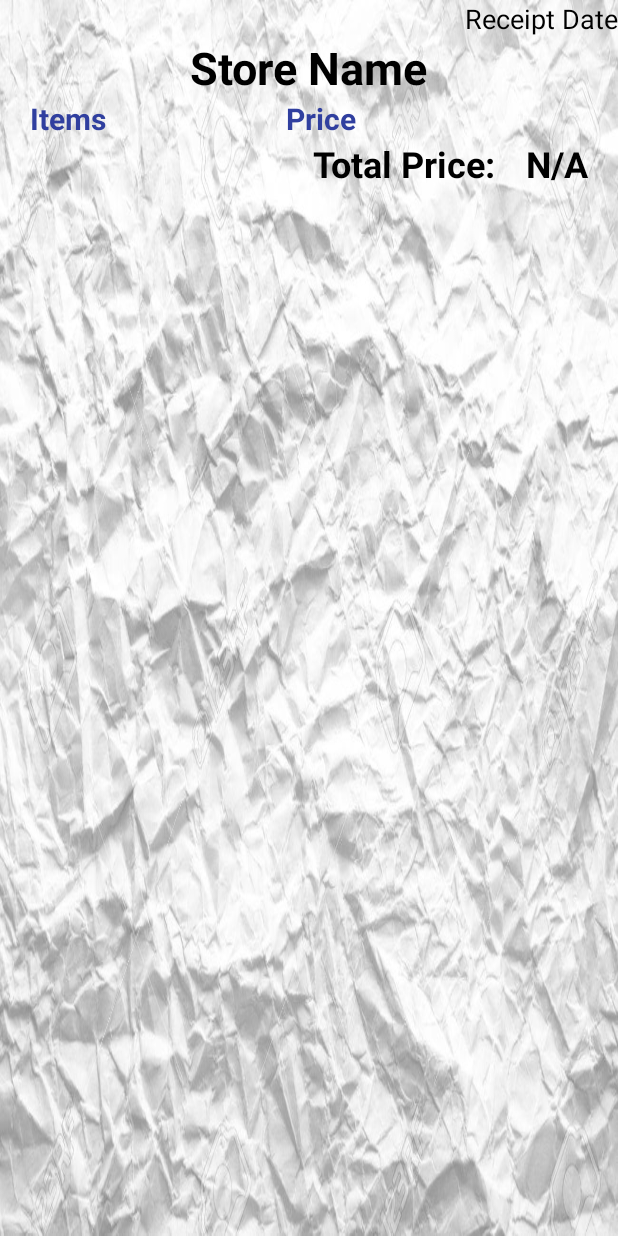
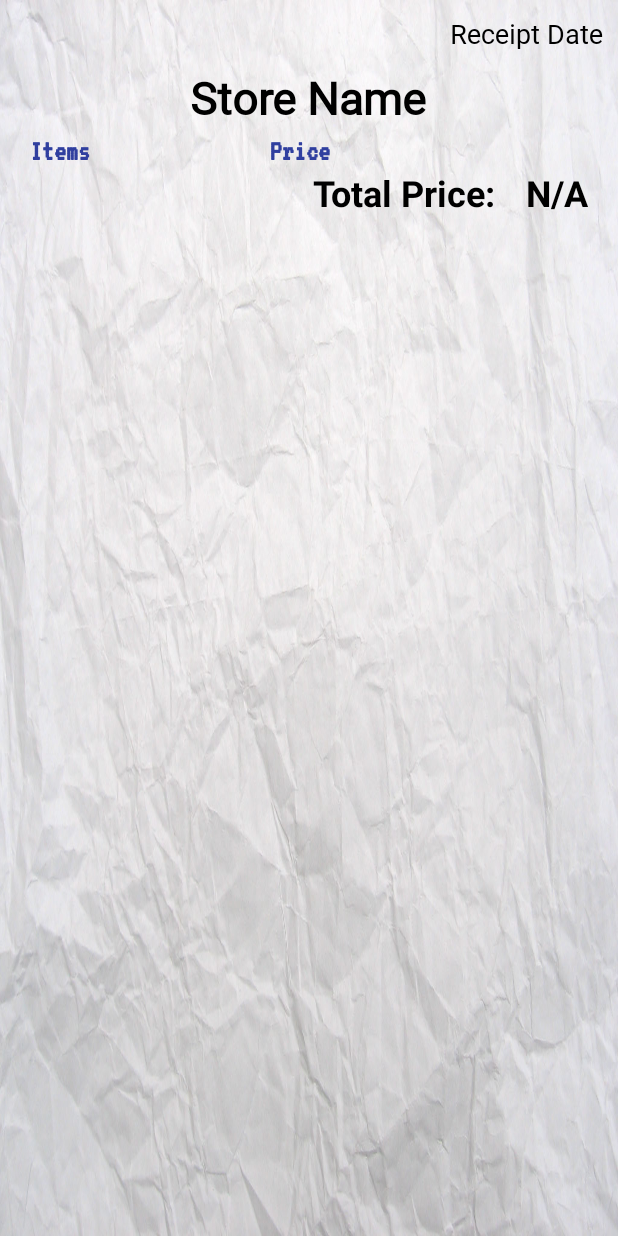
Before and after one commit to andrewgodbout/e-receipt-android, an Android app: the layout activity_receipt.xml on its own in the app's theme, with its tools: preview values and no code run, on a phone screen of 412 x 824 dp. Run offline under Robolectric (Android 15) with nearby library versions, the phone set to English and light mode, and no system bars.

Commit message:
Changed some fonts

```diff
--- a/E_RECEIPT/app/src/main/res/layout/activity_receipt.xml
+++ b/E_RECEIPT/app/src/main/res/layout/activity_receipt.xml
@@ -2,10 +2,11 @@
 <LinearLayout
     xmlns:android="http://schemas.android.com/apk/res/android"
     android:orientation="vertical"
-    android:background="@drawable/crumbledpaper"
+    android:background="@drawable/dw_background"
     android:layout_width="match_parent"
     android:layout_height="match_parent"
     android:layout_centerInParent="true">
+
 
 
     <RelativeLayout
@@ -17,9 +18,11 @@
             android:id="@+id/textview_date"
             android:layout_width="wrap_content"
             android:layout_height="wrap_content"
-            android:textSize="18dp"
+            android:layout_margin="10dp"
+            android:fontFamily="@font/testfont"
+            android:text="@string/receipt_date"
             android:textColor="@android:color/black"
-            android:text="@string/receipt_date"/>
+            android:textSize="18dp"/>
 
     </RelativeLayout>
     <RelativeLayout
@@ -31,6 +34,7 @@
             android:layout_width="wrap_content"
             android:layout_height="wrap_content"
             android:textSize="30dp"
+            android:fontFamily="@font/testfont"
             android:textStyle="bold"
             android:textColor="@android:color/black"
             android:text="@string/store_name"/>
@@ -49,6 +53,7 @@
                 android:layout_width="wrap_content"
                 android:layout_height="wrap_content"
                 android:isScrollContainer="true"
+                android:fontFamily="@font/vt323"
                 android:text="@string/items"
                 android:textColor="@color/colorPrimaryDark"
                 android:textStyle="bold"
@@ -66,6 +71,7 @@
                 android:layout_height="wrap_content"
                 android:layout_marginLeft="60dp"
                 android:isScrollContainer="true"
+                android:fontFamily="@font/vt323"
                 android:text="@string/price"
                 android:textColor="@color/colorPrimaryDark"
                 android:textStyle="bold"
```
Also changed, not shown: E_RECEIPT/app/src/main/res/drawable/crumbledpaper.jpg (deleted), E_RECEIPT/app/src/main/res/drawable/dw_background.jpg (added), E_RECEIPT/app/src/main/res/font/vt323.ttf (added).
